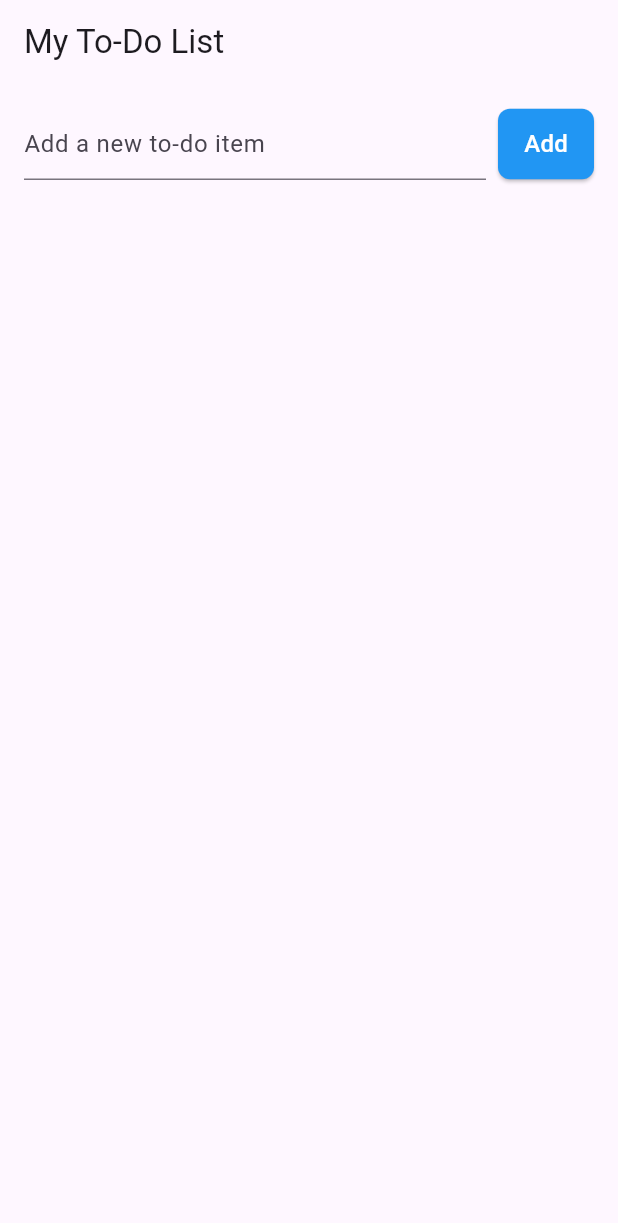
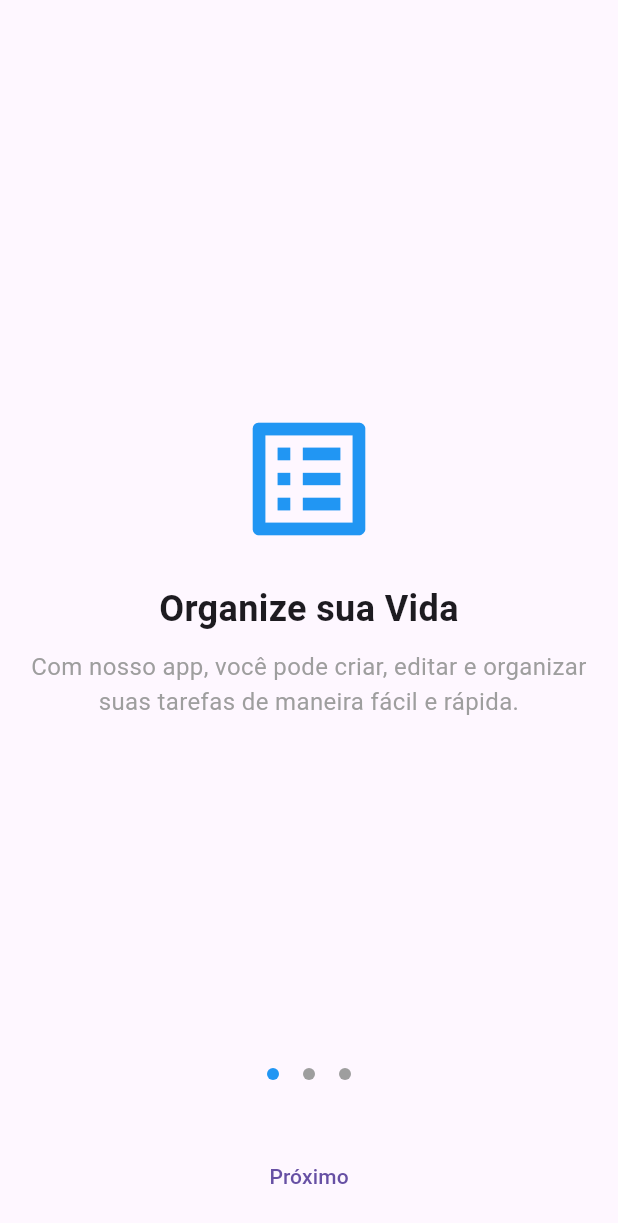
Before and after one commit to HeitorLouzeiroRepositoryIFPI/flutter-todo-app, a Flutter app: the screen it shows after launch, on a phone screen of 412 x 824 dp. Shown: the top 1223 px of the screen. Run offline on Flutter 3.47's test engine with Material 3 defaults, Android fonts, the phone set to English and light mode, and no system bars; drawn by our look-alikes of smooth_page_indicator; our stand-ins replace shared_preferences.

Commit message:
Adiciona tela de onboarding com navegação e dependência de smooth_page_indicator.

```diff
--- a/todo_app/lib/main.dart
+++ b/todo_app/lib/main.dart
@@ -1,6 +1,6 @@
 import 'package:flutter/material.dart';
 import 'package:flutter/services.dart';
-import './screens/home.dart';
+import 'package:todo_app/screens/onboarding_page.dart';
 
 void main() {
   runApp(const MyApp());
@@ -16,7 +16,7 @@ class MyApp extends StatelessWidget {
     return MaterialApp(
       debugShowCheckedModeBanner: false,
       title: 'ToDo App',
-      home: Home(),
+      home: OnboardingPage(),
     );
   }
 }
--- /dev/null
+++ b/todo_app/lib/screens/onboarding_page.dart
@@ -0,0 +1,135 @@
+import 'package:flutter/material.dart';
+import 'package:smooth_page_indicator/smooth_page_indicator.dart';
+import 'package:todo_app/screens/home.dart';
+
+class OnboardingPage extends StatefulWidget {
+  const OnboardingPage({super.key});
+
+  @override
+  State<OnboardingPage> createState() => _OnboardingPageState();
+}
+
+class _OnboardingPageState extends State<OnboardingPage> {
+  final PageController _controller = PageController();
+  final int _pageCount = 3;
+  int _currentPage = 0;
+
+  @override
+  Widget build(BuildContext context) {
+    return Scaffold(
+      body: Padding(
+        padding: const EdgeInsets.all(16.0),
+        child: Column(
+          mainAxisAlignment: MainAxisAlignment.center,
+          children: <Widget>[
+            const SizedBox(height: 40), // Espaço no topo
+            Expanded(
+              child: PageView.builder(
+                controller: _controller,
+                onPageChanged: (index) {
+                  setState(() {
+                    _currentPage = index;
+                  });
+                },
+                itemCount: _pageCount,
+                itemBuilder: (context, index) {
+                  switch (index) {
+                    case 0:
+                      return _buildOnboardingPage(
+                        title: 'Organize sua Vida',
+                        description: 'Com nosso app, você pode criar, editar e organizar suas tarefas de maneira fácil e rápida.',
+                        image: Icons.list_alt,
+                      );
+                    case 1:
+                      return _buildOnboardingPage(
+                        title: 'Não Perca Prazos',
+                        description: 'Adicione lembretes e receba notificações para nunca esquecer um compromisso importante.',
+                        image: Icons.alarm,
+                      );
+                    case 2:
+                      return _buildOnboardingPage(
+                        title: 'Acompanhe seu Progresso',
+                        description: 'Marque tarefas como concluídas e veja o quanto você já realizou!',
+                        image: Icons.check_circle,
+                      );
+                    default:
+                      return const SizedBox.shrink();
+                  }
+                },
+              ),
+            ),
+            const SizedBox(height: 20),
+            SmoothPageIndicator(
+              controller: _controller,
+              count: _pageCount,
+              effect: const WormEffect(
+                dotHeight: 8.0,
+                dotWidth: 8.0,
+                spacing: 16.0,
+                dotColor: Colors.grey,
+                activeDotColor: Colors.blue,
+              ),
+            ),
+            const SizedBox(height: 40),
+            if (_currentPage == _pageCount - 1)
+              ElevatedButton(
+                onPressed: () {
+                  // Redireciona ou fecha o onboarding
+                  Navigator.pushReplacement(
+                    context,
+                    MaterialPageRoute(builder: (context) => const Home()),
+                  );
+                },
+                child: const Text('Começar Agora'),
+              )
+            else
+              TextButton(
+                onPressed: () {
+                  _controller.nextPage(
+                    duration: const Duration(milliseconds: 300),
+                    curve: Curves.easeInOut,
+                  );
+                },
+                child: const Text('Próximo'),
+              ),
+          ],
+        ),
+      ),
+    );
+  }
+
+  Widget _buildOnboardingPage({
+    required String title,
+    required String description,
+    required IconData image,
+  }) {
+    return Column(
+      mainAxisAlignment: MainAxisAlignment.center,
+      children: [
+        Icon(
+          image,
+          size: 100,
+          color: Colors.blue,
+        ),
+        const SizedBox(height: 20),
+        Text(
+          title,
+          style: const TextStyle(
+            fontSize: 24,
+            fontWeight: FontWeight.bold,
+          ),
+          textAlign: TextAlign.center,
+        ),
+        const SizedBox(height: 10),
+        Text(
+          description,
+          style: const TextStyle(
+            fontSize: 16,
+            color: Colors.grey,
+          ),
+          textAlign: TextAlign.center,
+        ),
+      ],
+    );
+  }
+}
--- a/todo_app/pubspec.yaml
+++ b/todo_app/pubspec.yaml
@@ -35,6 +35,7 @@ dependencies:
   # Use with the CupertinoIcons class for iOS style icons.
   cupertino_icons: ^1.0.8
   shared_preferences: ^2.3.4
+  smooth_page_indicator: ^1.2.0+3
 
 
 dev_dependencies:
```
